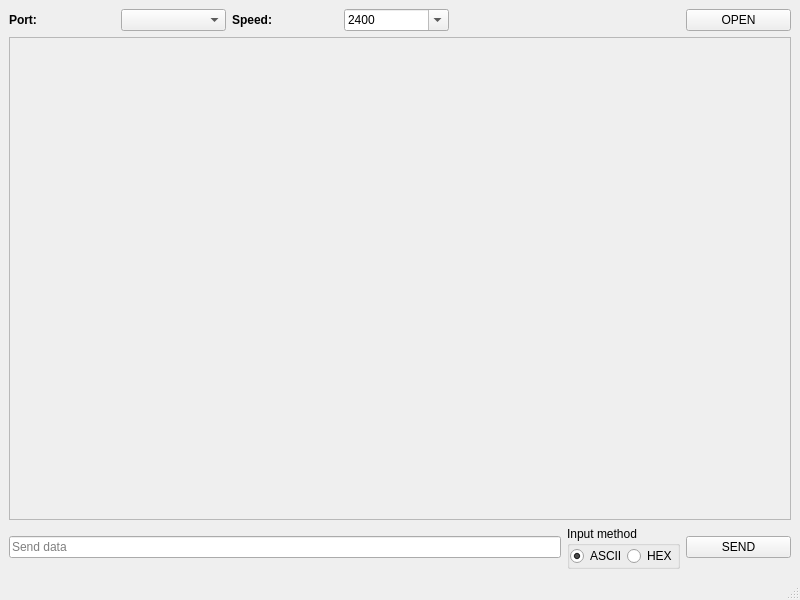
Above: client/mainwindow.ui from DrSmyrke/Tunnel-connector before the change. Below: the same form after it.
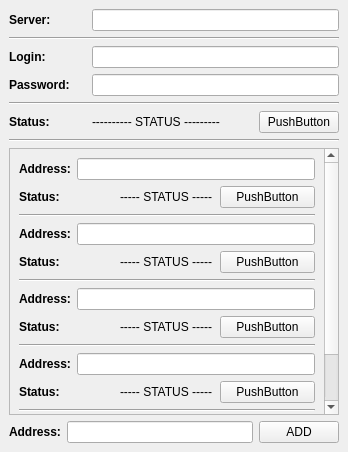
That is the form after the change.

Diff of the .ui file:
```diff
--- a/client/mainwindow.ui
+++ b/client/mainwindow.ui
@@ -6,8 +6,8 @@
    <rect>
     <x>0</x>
     <y>0</y>
-    <width>800</width>
-    <height>600</height>
+    <width>348</width>
+    <height>452</height>
    </rect>
   </property>
   <property name="windowTitle">
@@ -15,126 +15,59 @@
   </property>
   <widget class="QWidget" name="centralwidget">
    <layout class="QGridLayout" name="gridLayout">
+    <item row="2" column="0">
+     <widget class="QLabel" name="label_5">
+      <property name="text">
+       <string>&lt;b&gt;Login:&lt;/b&gt;</string>
+      </property>
+     </widget>
+    </item>
+    <item row="5" column="1" colspan="2">
+     <widget class="QLabel" name="statusL">
+      <property name="text">
+       <string>---------- STATUS ---------</string>
+      </property>
+     </widget>
+    </item>
+    <item row="3" column="0">
+     <widget class="QLabel" name="label_6">
+      <property name="text">
+       <string>&lt;b&gt;Password:&lt;/b&gt;</string>
+      </property>
+     </widget>
+    </item>
+    <item row="5" column="3">
+     <widget class="QPushButton" name="connectB">
+      <property name="text">
+       <string>PushButton</string>
+      </property>
+     </widget>
+    </item>
+    <item row="2" column="1" colspan="3">
+     <widget class="QLineEdit" name="lineEdit_2"/>
+    </item>
+    <item row="3" column="1" colspan="3">
+     <widget class="QLineEdit" name="lineEdit_3">
+      <property name="echoMode">
+       <enum>QLineEdit::PasswordEchoOnEdit</enum>
+      </property>
+     </widget>
+    </item>
     <item row="0" column="0">
      <widget class="QLabel" name="label">
       <property name="text">
-       <string>&lt;b&gt;Port:&lt;/b&gt;</string>
+       <string>&lt;b&gt;Server:&lt;/b&gt;</string>
       </property>
      </widget>
     </item>
-    <item row="2" column="5">
-     <widget class="QGroupBox" name="groupBox">
-      <property name="title">
-       <string>Input method</string>
+    <item row="1" column="0" colspan="4">
+     <widget class="Line" name="line_3">
+      <property name="orientation">
+       <enum>Qt::Horizontal</enum>
       </property>
-      <layout class="QHBoxLayout" name="horizontalLayout">
-       <property name="spacing">
-        <number>0</number>
-       </property>
-       <property name="leftMargin">
-        <number>0</number>
-       </property>
-       <property name="topMargin">
-        <number>0</number>
-       </property>
-       <property name="rightMargin">
-        <number>0</number>
-       </property>
-       <property name="bottomMargin">
-        <number>0</number>
-       </property>
-       <item>
-        <widget class="QRadioButton" name="inputModeAscii">
-         <property name="text">
-          <string>ASCII</string>
-         </property>
-         <property name="checked">
-          <bool>true</bool>
-         </property>
-        </widget>
-       </item>
-       <item>
-        <widget class="QRadioButton" name="inputModeHex">
-         <property name="text">
-          <string>HEX</string>
-         </property>
-         <property name="checked">
-          <bool>false</bool>
-         </property>
-        </widget>
-       </item>
-      </layout>
      </widget>
     </item>
-    <item row="2" column="6">
-     <widget class="QPushButton" name="sendB">
-      <property name="text">
-       <string>SEND</string>
-      </property>
-     </widget>
-    </item>
-    <item row="0" column="1">
-     <widget class="QComboBox" name="portBox">
-      <property name="editable">
-       <bool>false</bool>
-      </property>
-     </widget>
-    </item>
-    <item row="0" column="2">
-     <widget class="QLabel" name="label_2">
-      <property name="text">
-       <string>&lt;b&gt;Speed:&lt;/b&gt;</string>
-      </property>
-     </widget>
-    </item>
-    <item row="0" column="3">
-     <widget class="QComboBox" name="speedBox">
-      <property name="editable">
-       <bool>true</bool>
-      </property>
-      <item>
-       <property name="text">
-        <string>2400</string>
-       </property>
-      </item>
-      <item>
-       <property name="text">
-        <string>9600</string>
-       </property>
-      </item>
-      <item>
-       <property name="text">
-        <string>19200</string>
-       </property>
-      </item>
-      <item>
-       <property name="text">
-        <string>115200</string>
-       </property>
-      </item>
-     </widget>
-    </item>
-    <item row="0" column="6">
-     <widget class="QPushButton" name="connectB">
-      <property name="text">
-       <string>OPEN</string>
-      </property>
-      <property name="checkable">
-       <bool>false</bool>
-      </property>
-      <property name="flat">
-       <bool>false</bool>
-      </property>
-     </widget>
-    </item>
-    <item row="2" column="0" colspan="5">
-     <widget class="QLineEdit" name="messLine">
-      <property name="placeholderText">
-       <string>Send data</string>
-      </property>
-     </widget>
-    </item>
-    <item row="1" column="0" colspan="7">
+    <item row="9" column="0" colspan="4">
      <widget class="QScrollArea" name="scrollArea">
       <property name="widgetResizable">
        <bool>true</bool>
@@ -144,27 +77,305 @@
         <rect>
          <x>0</x>
          <y>0</y>
-         <width>780</width>
-         <height>472</height>
+         <width>311</width>
+         <height>353</height>
         </rect>
        </property>
-       <layout class="QVBoxLayout" name="verticalLayout"/>
+       <layout class="QVBoxLayout" name="verticalLayout_2">
+        <item>
+         <layout class="QVBoxLayout" name="verticalLayout_3">
+          <item>
+           <layout class="QHBoxLayout" name="horizontalLayout_3">
+            <item>
+             <widget class="QLabel" name="label_11">
+              <property name="text">
+               <string>&lt;b&gt;Address:&lt;/b&gt;</string>
+              </property>
+             </widget>
+            </item>
+            <item>
+             <widget class="QLineEdit" name="lineEdit_5"/>
+            </item>
+           </layout>
+          </item>
+          <item>
+           <layout class="QHBoxLayout" name="horizontalLayout_4">
+            <item>
+             <widget class="QLabel" name="label_13">
+              <property name="text">
+               <string>&lt;b&gt;Status:&lt;/b&gt;</string>
+              </property>
+             </widget>
+            </item>
+            <item>
+             <widget class="QLabel" name="label_14">
+              <property name="text">
+               <string>----- STATUS -----</string>
+              </property>
+             </widget>
+            </item>
+            <item>
+             <widget class="QPushButton" name="pushButton_3">
+              <property name="text">
+               <string>PushButton</string>
+              </property>
+             </widget>
+            </item>
+           </layout>
+          </item>
+         </layout>
+        </item>
+        <item>
+         <widget class="Line" name="line_4">
+          <property name="orientation">
+           <enum>Qt::Horizontal</enum>
+          </property>
+         </widget>
+        </item>
+        <item>
+         <layout class="QVBoxLayout" name="verticalLayout_5">
+          <item>
+           <layout class="QHBoxLayout" name="horizontalLayout_7">
+            <item>
+             <widget class="QLabel" name="label_19">
+              <property name="text">
+               <string>&lt;b&gt;Address:&lt;/b&gt;</string>
+              </property>
+             </widget>
+            </item>
+            <item>
+             <widget class="QLineEdit" name="lineEdit_7"/>
+            </item>
+           </layout>
+          </item>
+          <item>
+           <layout class="QHBoxLayout" name="horizontalLayout_8">
+            <item>
+             <widget class="QLabel" name="label_21">
+              <property name="text">
+               <string>&lt;b&gt;Status:&lt;/b&gt;</string>
+              </property>
+             </widget>
+            </item>
+            <item>
+             <widget class="QLabel" name="label_22">
+              <property name="text">
+               <string>----- STATUS -----</string>
+              </property>
+             </widget>
+            </item>
+            <item>
+             <widget class="QPushButton" name="pushButton_5">
+              <property name="text">
+               <string>PushButton</string>
+              </property>
+             </widget>
+            </item>
+           </layout>
+          </item>
+         </layout>
+        </item>
+        <item>
+         <widget class="Line" name="line_6">
+          <property name="orientation">
+           <enum>Qt::Horizontal</enum>
+          </property>
+         </widget>
+        </item>
+        <item>
+         <layout class="QVBoxLayout" name="verticalLayout_6">
+          <item>
+           <layout class="QHBoxLayout" name="horizontalLayout_9">
+            <item>
+             <widget class="QLabel" name="label_23">
+              <property name="text">
+               <string>&lt;b&gt;Address:&lt;/b&gt;</string>
+              </property>
+             </widget>
+            </item>
+            <item>
+             <widget class="QLineEdit" name="lineEdit_8"/>
+            </item>
+           </layout>
+          </item>
+          <item>
+           <layout class="QHBoxLayout" name="horizontalLayout_10">
+            <item>
+             <widget class="QLabel" name="label_25">
+              <property name="text">
+               <string>&lt;b&gt;Status:&lt;/b&gt;</string>
+              </property>
+             </widget>
+            </item>
+            <item>
+             <widget class="QLabel" name="label_26">
+              <property name="text">
+               <string>----- STATUS -----</string>
+              </property>
+             </widget>
+            </item>
+            <item>
+             <widget class="QPushButton" name="pushButton_6">
+              <property name="text">
+               <string>PushButton</string>
+              </property>
+             </widget>
+            </item>
+           </layout>
+          </item>
+         </layout>
+        </item>
+        <item>
+         <widget class="Line" name="line_5">
+          <property name="orientation">
+           <enum>Qt::Horizontal</enum>
+          </property>
+         </widget>
+        </item>
+        <item>
+         <layout class="QVBoxLayout" name="verticalLayout_7">
+          <item>
+           <layout class="QHBoxLayout" name="horizontalLayout_11">
+            <item>
+             <widget class="QLabel" name="label_27">
+              <property name="text">
+               <string>&lt;b&gt;Address:&lt;/b&gt;</string>
+              </property>
+             </widget>
+            </item>
+            <item>
+             <widget class="QLineEdit" name="lineEdit_9"/>
+            </item>
+           </layout>
+          </item>
+          <item>
+           <layout class="QHBoxLayout" name="horizontalLayout_12">
+            <item>
+             <widget class="QLabel" name="label_29">
+              <property name="text">
+               <string>&lt;b&gt;Status:&lt;/b&gt;</string>
+              </property>
+             </widget>
+            </item>
+            <item>
+             <widget class="QLabel" name="label_30">
+              <property name="text">
+               <string>----- STATUS -----</string>
+              </property>
+             </widget>
+            </item>
+            <item>
+             <widget class="QPushButton" name="pushButton_7">
+              <property name="text">
+               <string>PushButton</string>
+              </property>
+             </widget>
+            </item>
+           </layout>
+          </item>
+         </layout>
+        </item>
+        <item>
+         <widget class="Line" name="line_7">
+          <property name="orientation">
+           <enum>Qt::Horizontal</enum>
+          </property>
+         </widget>
+        </item>
+        <item>
+         <layout class="QVBoxLayout" name="verticalLayout_8">
+          <item>
+           <layout class="QHBoxLayout" name="horizontalLayout_13">
+            <item>
+             <widget class="QLabel" name="label_31">
+              <property name="text">
+               <string>&lt;b&gt;Address:&lt;/b&gt;</string>
+              </property>
+             </widget>
+            </item>
+            <item>
+             <widget class="QLineEdit" name="lineEdit_10"/>
+            </item>
+           </layout>
+          </item>
+          <item>
+           <layout class="QHBoxLayout" name="horizontalLayout_14">
+            <item>
+             <widget class="QLabel" name="label_33">
+              <property name="text">
+               <string>&lt;b&gt;Status:&lt;/b&gt;</string>
+              </property>
+             </widget>
+            </item>
+            <item>
+             <widget class="QLabel" name="label_34">
+              <property name="text">
+               <string>----- STATUS -----</string>
+              </property>
+             </widget>
+            </item>
+            <item>
+             <widget class="QPushButton" name="pushButton_8">
+              <property name="text">
+               <string>PushButton</string>
+              </property>
+             </widget>
+            </item>
+           </layout>
+          </item>
+         </layout>
+        </item>
+       </layout>
       </widget>
      </widget>
     </item>
+    <item row="0" column="1" colspan="3">
+     <widget class="QLineEdit" name="serverAddrBox"/>
+    </item>
+    <item row="4" column="0" colspan="4">
+     <widget class="Line" name="line_2">
+      <property name="orientation">
+       <enum>Qt::Horizontal</enum>
+      </property>
+     </widget>
+    </item>
+    <item row="5" column="0">
+     <widget class="QLabel" name="label_3">
+      <property name="text">
+       <string>&lt;b&gt;Status:&lt;/b&gt;</string>
+      </property>
+     </widget>
+    </item>
+    <item row="6" column="0" colspan="4">
+     <widget class="Line" name="line">
+      <property name="orientation">
+       <enum>Qt::Horizontal</enum>
+      </property>
+     </widget>
+    </item>
+    <item row="10" column="0" colspan="4">
+     <layout class="QHBoxLayout" name="horizontalLayout_15">
+      <item>
+       <widget class="QLabel" name="label_32">
+        <property name="text">
+         <string>&lt;b&gt;Address:&lt;/b&gt;</string>
+        </property>
+       </widget>
+      </item>
+      <item>
+       <widget class="QLineEdit" name="lineEdit_11"/>
+      </item>
+      <item>
+       <widget class="QPushButton" name="pushButton_2">
+        <property name="text">
+         <string>ADD</string>
+        </property>
+       </widget>
+      </item>
+     </layout>
+    </item>
    </layout>
   </widget>
-  <widget class="QMenuBar" name="menubar">
-   <property name="geometry">
-    <rect>
-     <x>0</x>
-     <y>0</y>
-     <width>800</width>
-     <height>21</height>
-    </rect>
-   </property>
-  </widget>
-  <widget class="QStatusBar" name="statusbar"/>
  </widget>
  <resources/>
  <connections/>
```
